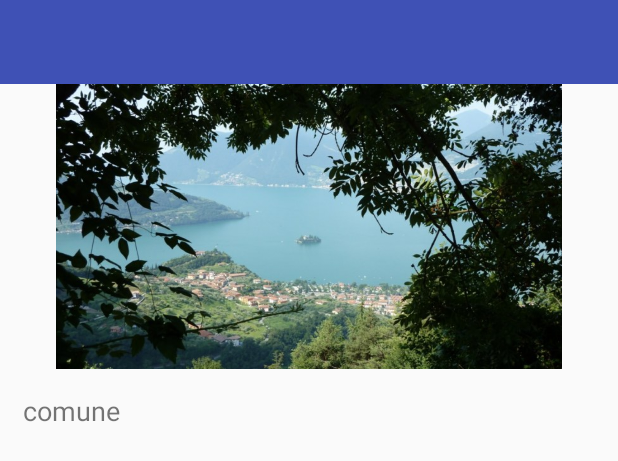
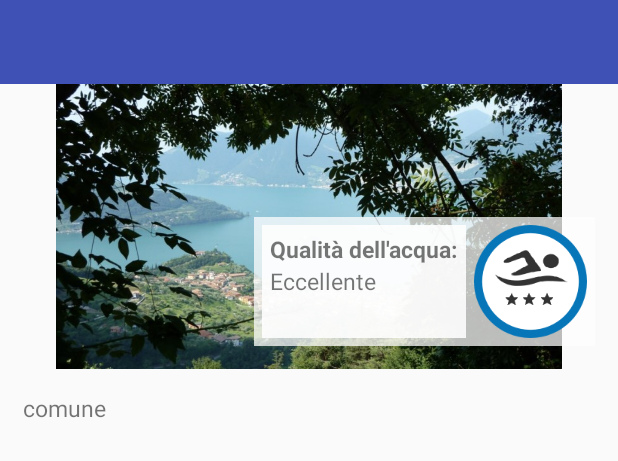
Before and after one commit to Ins90/LagoIseo, an Android app: the layout activity_details.xml on its own in the app's theme, with its tools: preview values and no code run, on a phone screen of 412 x 824 dp. Shown: the top 461 px of the screen. Run offline under Robolectric (Android 15) with nearby library versions, the phone set to English and light mode, and no system bars.

Commit message:
Details: aggiunte icone di classificazione e divieto

```diff
--- a/app/src/main/res/layout/activity_details.xml
+++ b/app/src/main/res/layout/activity_details.xml
@@ -15,19 +15,72 @@
 
 
 
-
+<RelativeLayout
+    android:layout_width="fill_parent"
+    android:layout_height="wrap_content">
     <ImageView
             android:id="@+id/iv_details_place"
             android:layout_width="match_parent"
             android:layout_height="190dp"
             android:src="@drawable/lake" />
+    <LinearLayout
+        android:layout_width="wrap_content"
+        android:layout_height="wrap_content"
+        android:orientation="horizontal"
+        android:layout_alignParentBottom="true"
+        android:layout_alignParentRight="true"
+        android:padding="15dp"
+        >
+        <LinearLayout
+            android:layout_width="wrap_content"
+            android:layout_height="wrap_content"
+            android:orientation="horizontal"
+            android:background="#BBFFFFFF"
+            android:padding="5dp"
+            >
+            <LinearLayout
+                android:layout_width="wrap_content"
+                android:layout_height="match_parent"
+                android:orientation="vertical"
+                android:padding="5dp"
+                android:layout_marginRight="5dp"
+                android:background="#DDFFFFFF">
+            <TextView
+                android:layout_width="wrap_content"
+                android:layout_height="wrap_content"
+                android:text="Qualità dell'acqua:"
+                android:textStyle="bold"
+                android:textSize="15dp"/>
+            <TextView
+                android:layout_width="wrap_content"
+                android:layout_height="wrap_content"
+                android:id="@+id/tv_classificazione"
+                android:text="Eccellente"
+                android:textSize="15dp"/>
+            <TextView
+                android:layout_width="wrap_content"
+                android:layout_height="wrap_content"
+                android:textColor="@color/red"
+                android:textSize="15dp"
+                android:id="@+id/tvDivieto"/>
+            </LinearLayout>
+            <ImageView
+                android:layout_width="wrap_content"
+                android:layout_height="wrap_content"
+                android:id="@+id/iv_classificazione"
+                android:src="@drawable/class_1"
 
+                />
+        </LinearLayout>
+    </LinearLayout>
+
+</RelativeLayout>
         <TextView
             android:layout_width="wrap_content"
             android:layout_height="wrap_content"
             android:text="comune"
             android:padding="15dp"
-            android:textSize="18dp"
+            android:textSize="15dp"
             android:id="@+id/tv_comune" />
 
         <GridLayout xmlns:android="http://schemas.android.com/apk/res/android"
```
Also changed, not shown: app/src/main/java/it/inserrafesta/iseomap/activity/DetailsActivity.java (+31 -10 lines), app/src/main/res/drawable-xhdpi/class_1.png (added), app/src/main/res/drawable-xhdpi/class_2.png (added), app/src/main/res/drawable-xhdpi/class_3.png (added), app/src/main/res/drawable-xhdpi/class_4.png (added), app/src/main/res/drawable-xhdpi/divieto.png (added), app/src/main/res/drawable-xhdpi/servizio_1.png, app/src/main/res/drawable-xhdpi/servizio_2.png, app/src/main/res/drawable-xhdpi/servizio_3.png, app/src/main/res/drawable-xhdpi/servizio_4.png, app/src/main/res/drawable-xhdpi/servizio_5.png, app/src/main/res/drawable-xhdpi/servizio_6.png.
